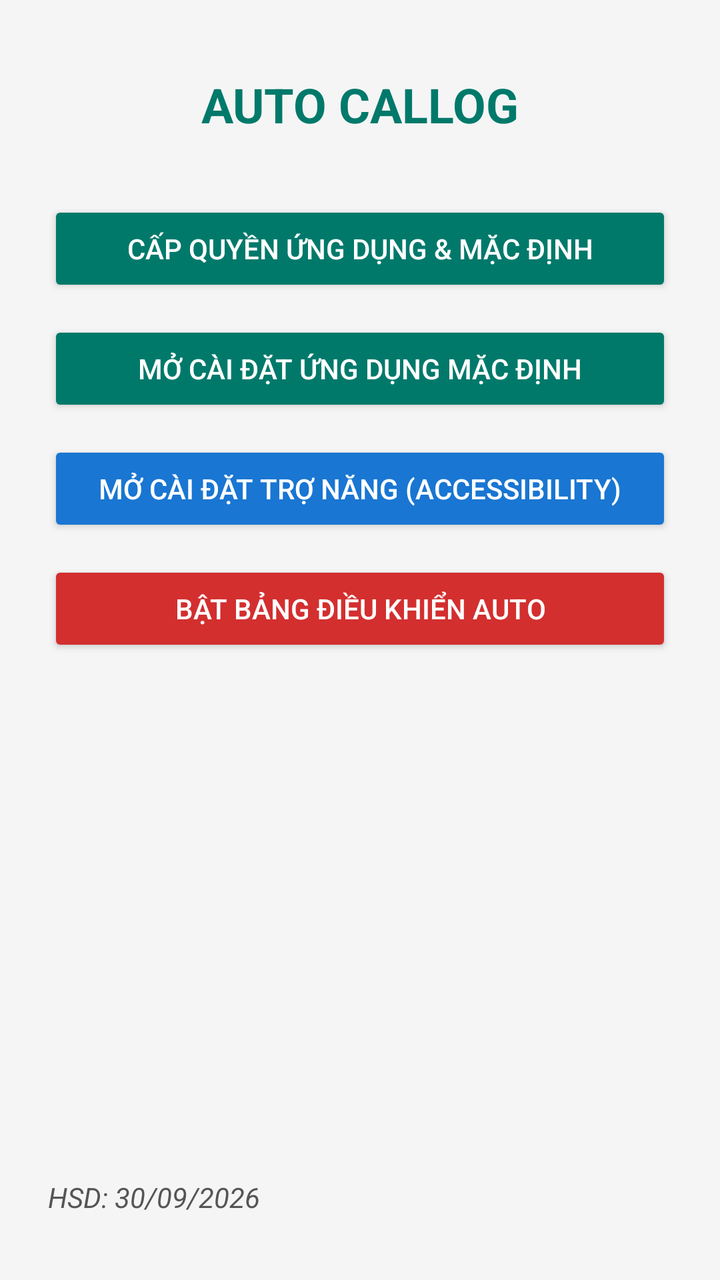
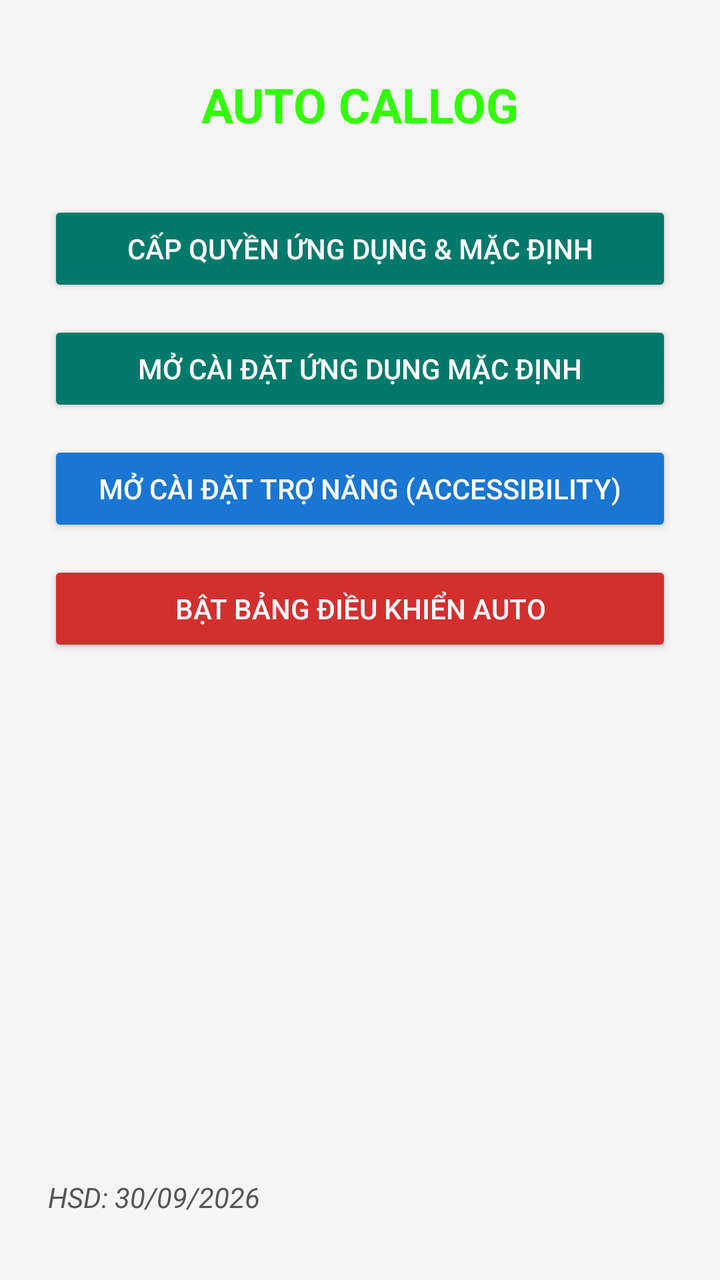

Two renders of the same Android screen: before a commit and after it. Below are the layout's source before the change and the commit's diff.
<!-- AndroidManifest.xml: application theme Theme.AppCompat.Light.NoActionBar -->
<!-- res/layout/activity_main.xml -->
<?xml version="1.0" encoding="utf-8"?>
<LinearLayout xmlns:android="http://schemas.android.com/apk/res/android"
    android:layout_width="match_parent"
    android:layout_height="match_parent"
    android:orientation="vertical"
    android:padding="24dp"
    android:background="#F5F5F5">

    
    <TextView
        android:layout_width="match_parent"
        android:layout_height="wrap_content"
        android:text="AUTO CALLOG"
        android:textSize="24sp"
        android:textStyle="bold"
        android:textColor="#00796B"
        android:gravity="center"
        android:layout_marginTop="12dp"
        android:layout_marginBottom="32dp"/>

    
    <LinearLayout
        android:layout_width="match_parent"
        android:layout_height="wrap_content"
        android:orientation="vertical">

        
        <Button
            android:id="@+id/btnGrantPermissions"
            android:layout_width="match_parent"
            android:layout_height="wrap_content"
            android:text="Cấp quyền ứng dụng &amp; Mặc định"
            android:backgroundTint="#00796B"
            android:textColor="#FFFFFF"
            android:layout_marginBottom="12dp"/>

        
        <Button
            android:id="@+id/btnOpenDefaultSettings"
            android:layout_width="match_parent"
            android:layout_height="wrap_content"
            android:text="Mở Cài đặt Ứng dụng Mặc định"
            android:backgroundTint="#00796B"
            android:textColor="#FFFFFF"
            android:layout_marginBottom="12dp"/>

        
        <Button
            android:id="@+id/btnOpenAccessibility"
            android:layout_width="match_parent"
            android:layout_height="wrap_content"
            android:text="Mở Cài đặt Trợ năng (Accessibility)"
            android:backgroundTint="#1976D2"
            android:textColor="#FFFFFF"
            android:layout_marginBottom="12dp"/>

        
        <Button
            android:id="@+id/btnStartPopup"
            android:layout_width="match_parent"
            android:layout_height="wrap_content"
            android:text="Bật Bảng Điều Khiển Auto"
            android:backgroundTint="#D32F2F"
            android:textColor="#FFFFFF"/>

    </LinearLayout>

    
    <View
        android:layout_width="match_parent"
        android:layout_height="0dp"
        android:layout_weight="1"/>

    
    <TextView
        android:id="@+id/txtExpiry"
        android:layout_width="wrap_content"
        android:layout_height="wrap_content"
        android:text="HSD: 30/09/2026"
        android:textSize="14sp"
        android:textStyle="italic"
        android:textColor="#555555"
        android:gravity="start"
        android:layout_marginBottom="8dp"/>

</LinearLayout>
<!-- resources referenced by this layout -->
<resources>

</resources>

<!-- the commit's change to res/layout/activity_main.xml (unified diff, before → after) -->
@@ -13,7 +13,7 @@
         android:text="AUTO CALLOG"
         android:textSize="24sp"
         android:textStyle="bold"
-        android:textColor="#00796B"
+        android:textColor="#33FF00"
         android:gravity="center"
         android:layout_marginTop="12dp"
         android:layout_marginBottom="32dp"/>
